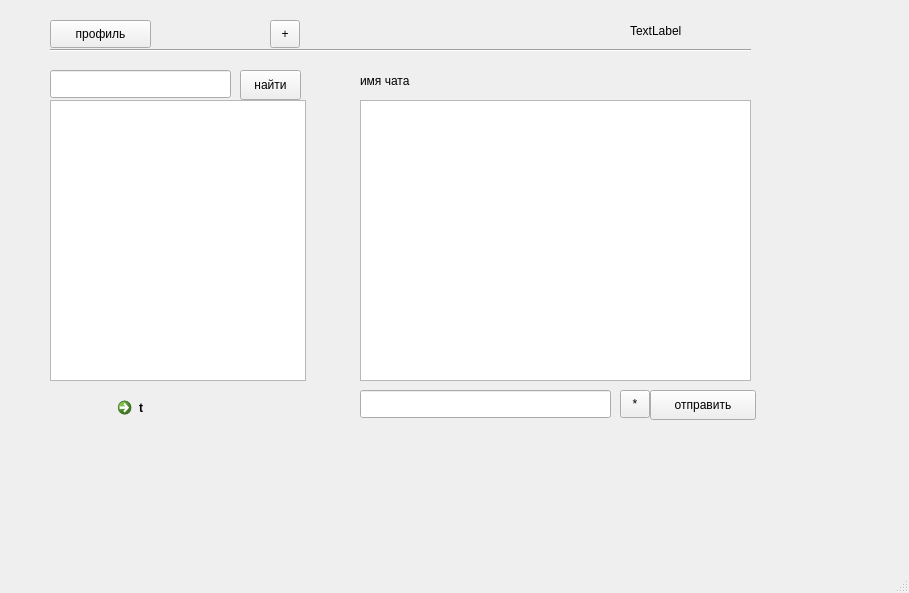
Qt form ui/graphic/app_window.ui (yurij-lyubskij/goto_chat) before a commit.
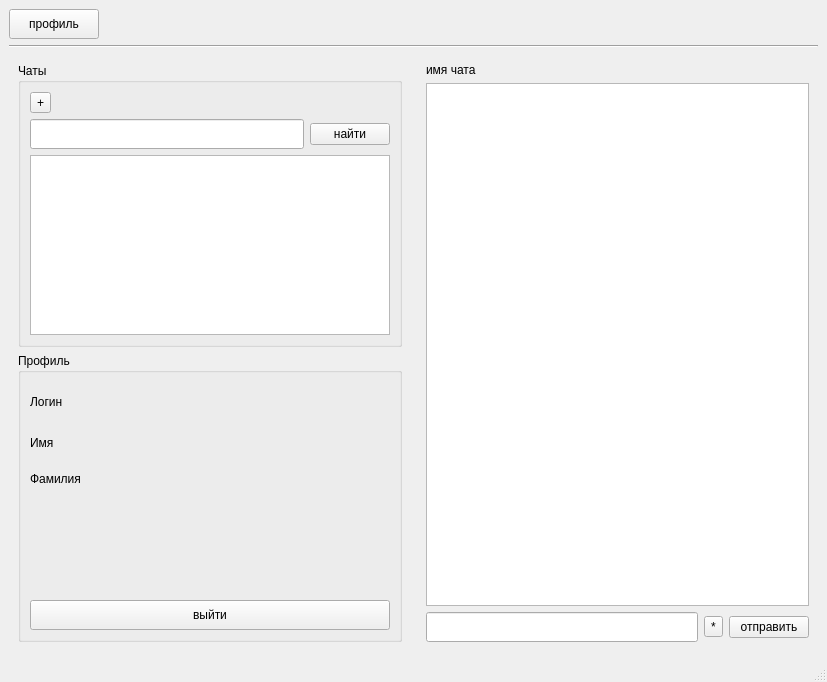
The same form after that commit.

The edit to the form file:
```diff
--- a/ui/graphic/app_window.ui
+++ b/ui/graphic/app_window.ui
@@ -6,174 +6,296 @@
    <rect>
     <x>0</x>
     <y>0</y>
-    <width>909</width>
-    <height>593</height>
+    <width>827</width>
+    <height>682</height>
    </rect>
   </property>
   <property name="windowTitle">
    <string>MainWindow</string>
   </property>
   <widget class="QWidget" name="centralwidget">
-   <widget class="QCommandLinkButton" name="commandLinkButton">
-    <property name="geometry">
-     <rect>
-      <x>110</x>
-      <y>390</y>
-      <width>207</width>
-      <height>41</height>
-     </rect>
-    </property>
-    <property name="text">
-     <string>t</string>
-    </property>
-   </widget>
-   <widget class="QLabel" name="label">
-    <property name="geometry">
-     <rect>
-      <x>630</x>
-      <y>20</y>
-      <width>80</width>
-      <height>21</height>
-     </rect>
-    </property>
-    <property name="text">
-     <string>TextLabel</string>
-    </property>
-   </widget>
-   <widget class="QTableView" name="tableView">
-    <property name="geometry">
-     <rect>
-      <x>360</x>
-      <y>100</y>
-      <width>391</width>
-      <height>281</height>
-     </rect>
-    </property>
-   </widget>
-   <widget class="QToolButton" name="toolButton">
-    <property name="geometry">
-     <rect>
-      <x>270</x>
-      <y>20</y>
-      <width>30</width>
-      <height>28</height>
-     </rect>
-    </property>
-    <property name="text">
-     <string>+</string>
-    </property>
-   </widget>
-   <widget class="Line" name="line">
-    <property name="geometry">
-     <rect>
-      <x>50</x>
-      <y>40</y>
-      <width>701</width>
-      <height>20</height>
-     </rect>
-    </property>
-    <property name="orientation">
-     <enum>Qt::Horizontal</enum>
-    </property>
-   </widget>
-   <widget class="QToolButton" name="toolButton_2">
-    <property name="geometry">
-     <rect>
-      <x>50</x>
-      <y>20</y>
-      <width>101</width>
-      <height>28</height>
-     </rect>
-    </property>
-    <property name="text">
-     <string>профиль</string>
-    </property>
-   </widget>
-   <widget class="QLineEdit" name="lineEdit">
-    <property name="geometry">
-     <rect>
-      <x>360</x>
-      <y>390</y>
-      <width>251</width>
-      <height>28</height>
-     </rect>
-    </property>
-   </widget>
-   <widget class="QPushButton" name="pushButton">
-    <property name="geometry">
-     <rect>
-      <x>650</x>
-      <y>390</y>
-      <width>106</width>
-      <height>30</height>
-     </rect>
-    </property>
-    <property name="text">
-     <string>отправить</string>
-    </property>
-   </widget>
-   <widget class="QUndoView" name="undoView">
-    <property name="geometry">
-     <rect>
-      <x>50</x>
-      <y>100</y>
-      <width>256</width>
-      <height>281</height>
-     </rect>
-    </property>
-   </widget>
-   <widget class="QLineEdit" name="lineEdit_2">
-    <property name="geometry">
-     <rect>
-      <x>50</x>
-      <y>70</y>
-      <width>181</width>
-      <height>28</height>
-     </rect>
-    </property>
-   </widget>
-   <widget class="QPushButton" name="pushButton_2">
-    <property name="geometry">
-     <rect>
-      <x>240</x>
-      <y>70</y>
-      <width>61</width>
-      <height>30</height>
-     </rect>
-    </property>
-    <property name="text">
-     <string>найти</string>
-    </property>
-   </widget>
-   <widget class="QToolButton" name="toolButton_3">
-    <property name="geometry">
-     <rect>
-      <x>620</x>
-      <y>390</y>
-      <width>30</width>
-      <height>28</height>
-     </rect>
-    </property>
-    <property name="text">
-     <string>*</string>
-    </property>
-   </widget>
-   <widget class="QLabel" name="label_2">
-    <property name="geometry">
-     <rect>
-      <x>360</x>
-      <y>70</y>
-      <width>371</width>
-      <height>21</height>
-     </rect>
-    </property>
-    <property name="styleSheet">
-     <string notr="true">text-align: center;</string>
-    </property>
-    <property name="text">
-     <string>имя чата</string>
-    </property>
-   </widget>
+   <layout class="QGridLayout" name="gridLayout_7">
+    <item row="0" column="0">
+     <layout class="QVBoxLayout" name="verticalLayout_3">
+      <item>
+       <layout class="QHBoxLayout" name="horizontalLayout_4">
+        <item>
+         <widget class="QToolButton" name="toolButton_2">
+          <property name="minimumSize">
+           <size>
+            <width>90</width>
+            <height>30</height>
+           </size>
+          </property>
+          <property name="maximumSize">
+           <size>
+            <width>90</width>
+            <height>30</height>
+           </size>
+          </property>
+          <property name="text">
+           <string>профиль</string>
+          </property>
+         </widget>
+        </item>
+        <item>
+         <spacer name="horizontalSpacer_2">
+          <property name="orientation">
+           <enum>Qt::Horizontal</enum>
+          </property>
+          <property name="sizeHint" stdset="0">
+           <size>
+            <width>40</width>
+            <height>20</height>
+           </size>
+          </property>
+         </spacer>
+        </item>
+       </layout>
+      </item>
+      <item>
+       <widget class="Line" name="line">
+        <property name="orientation">
+         <enum>Qt::Horizontal</enum>
+        </property>
+       </widget>
+      </item>
+      <item>
+       <layout class="QHBoxLayout" name="horizontalLayout_3">
+        <item>
+         <widget class="QWidget" name="chats_and_profile" native="true">
+          <layout class="QGridLayout" name="gridLayout_5">
+           <item row="0" column="0">
+            <layout class="QVBoxLayout" name="verticalLayout">
+             <item>
+              <widget class="QGroupBox" name="chat_list">
+               <property name="title">
+                <string>Чаты</string>
+               </property>
+               <layout class="QGridLayout" name="gridLayout">
+                <item row="2" column="0">
+                 <layout class="QVBoxLayout" name="layout">
+                  <item>
+                   <layout class="QHBoxLayout" name="horizontalLayout">
+                    <item>
+                     <widget class="QLineEdit" name="lineEdit_2">
+                      <property name="minimumSize">
+                       <size>
+                        <width>0</width>
+                        <height>30</height>
+                       </size>
+                      </property>
+                      <property name="maximumSize">
+                       <size>
+                        <width>16777215</width>
+                        <height>30</height>
+                       </size>
+                      </property>
+                     </widget>
+                    </item>
+                    <item>
+                     <widget class="QPushButton" name="pushButton_2">
+                      <property name="text">
+                       <string>найти</string>
+                      </property>
+                     </widget>
+                    </item>
+                   </layout>
+                  </item>
+                  <item>
+                   <widget class="QUndoView" name="undoView"/>
+                  </item>
+                 </layout>
+                </item>
+                <item row="1" column="0">
+                 <widget class="QToolButton" name="toolButton">
+                  <property name="text">
+                   <string>+</string>
+                  </property>
+                 </widget>
+                </item>
+               </layout>
+              </widget>
+             </item>
+             <item>
+              <widget class="QGroupBox" name="profile">
+               <property name="title">
+                <string>Профиль</string>
+               </property>
+               <layout class="QGridLayout" name="gridLayout_3">
+                <item row="0" column="0">
+                 <layout class="QGridLayout" name="gridLayout_4">
+                  <item row="0" column="0">
+                   <layout class="QGridLayout" name="gridLayout_2">
+                    <item row="0" column="0">
+                     <widget class="QLabel" name="login_label">
+                      <property name="minimumSize">
+                       <size>
+                        <width>0</width>
+                        <height>40</height>
+                       </size>
+                      </property>
+                      <property name="maximumSize">
+                       <size>
+                        <width>16777215</width>
+                        <height>40</height>
+                       </size>
+                      </property>
+                      <property name="styleSheet">
+                       <string notr="true">font: 18pt &quot;Ubuntu&quot;;</string>
+                      </property>
+                      <property name="text">
+                       <string>Логин</string>
+                      </property>
+                     </widget>
+                    </item>
+                    <item row="2" column="0">
+                     <widget class="QLabel" name="label_4">
+                      <property name="minimumSize">
+                       <size>
+                        <width>0</width>
+                        <height>30</height>
+                       </size>
+                      </property>
+                      <property name="maximumSize">
+                       <size>
+                        <width>16777215</width>
+                        <height>30</height>
+                       </size>
+                      </property>
+                      <property name="text">
+                       <string>Фамилия</string>
+                      </property>
+                     </widget>
+                    </item>
+                    <item row="1" column="0">
+                     <widget class="QLabel" name="label_3">
+                      <property name="minimumSize">
+                       <size>
+                        <width>0</width>
+                        <height>30</height>
+                       </size>
+                      </property>
+                      <property name="maximumSize">
+                       <size>
+                        <width>16777215</width>
+                        <height>30</height>
+                       </size>
+                      </property>
+                      <property name="text">
+                       <string>Имя</string>
+                      </property>
+                     </widget>
+                    </item>
+                   </layout>
+                  </item>
+                  <item row="1" column="0">
+                   <spacer name="horizontalSpacer">
+                    <property name="orientation">
+                     <enum>Qt::Horizontal</enum>
+                    </property>
+                    <property name="sizeType">
+                     <enum>QSizePolicy::Maximum</enum>
+                    </property>
+                    <property name="sizeHint" stdset="0">
+                     <size>
+                      <width>40</width>
+                      <height>100</height>
+                     </size>
+                    </property>
+                   </spacer>
+                  </item>
+                  <item row="2" column="0">
+                   <widget class="QPushButton" name="pushButton_3">
+                    <property name="minimumSize">
+                     <size>
+                      <width>0</width>
+                      <height>30</height>
+                     </size>
+                    </property>
+                    <property name="maximumSize">
+                     <size>
+                      <width>16777215</width>
+                      <height>30</height>
+                     </size>
+                    </property>
+                    <property name="text">
+                     <string>выйти</string>
+                    </property>
+                   </widget>
+                  </item>
+                 </layout>
+                </item>
+               </layout>
+              </widget>
+             </item>
+            </layout>
+           </item>
+          </layout>
+         </widget>
+        </item>
+        <item>
+         <widget class="QWidget" name="chat" native="true">
+          <layout class="QGridLayout" name="gridLayout_6">
+           <item row="0" column="0">
+            <layout class="QVBoxLayout" name="verticalLayout_2">
+             <item>
+              <widget class="QLabel" name="label_2">
+               <property name="styleSheet">
+                <string notr="true">text-align: center;</string>
+               </property>
+               <property name="text">
+                <string>имя чата</string>
+               </property>
+              </widget>
+             </item>
+             <item>
+              <widget class="QTableView" name="tableView"/>
+             </item>
+             <item>
+              <layout class="QHBoxLayout" name="horizontalLayout_2">
+               <item>
+                <widget class="QLineEdit" name="lineEdit">
+                 <property name="minimumSize">
+                  <size>
+                   <width>0</width>
+                   <height>30</height>
+                  </size>
+                 </property>
+                 <property name="maximumSize">
+                  <size>
+                   <width>16777215</width>
+                   <height>30</height>
+                  </size>
+                 </property>
+                </widget>
+               </item>
+               <item>
+                <widget class="QToolButton" name="toolButton_3">
+                 <property name="text">
+                  <string>*</string>
+                 </property>
+                </widget>
+               </item>
+               <item>
+                <widget class="QPushButton" name="pushButton">
+                 <property name="text">
+                  <string>отправить</string>
+                 </property>
+                </widget>
+               </item>
+              </layout>
+             </item>
+            </layout>
+           </item>
+          </layout>
+         </widget>
+        </item>
+       </layout>
+      </item>
+     </layout>
+    </item>
+   </layout>
   </widget>
   <widget class="QMenuBar" name="menubar">
    <property name="geometry">
```
Left out of the diff: 2 changed lines with no effect on the pictures.
